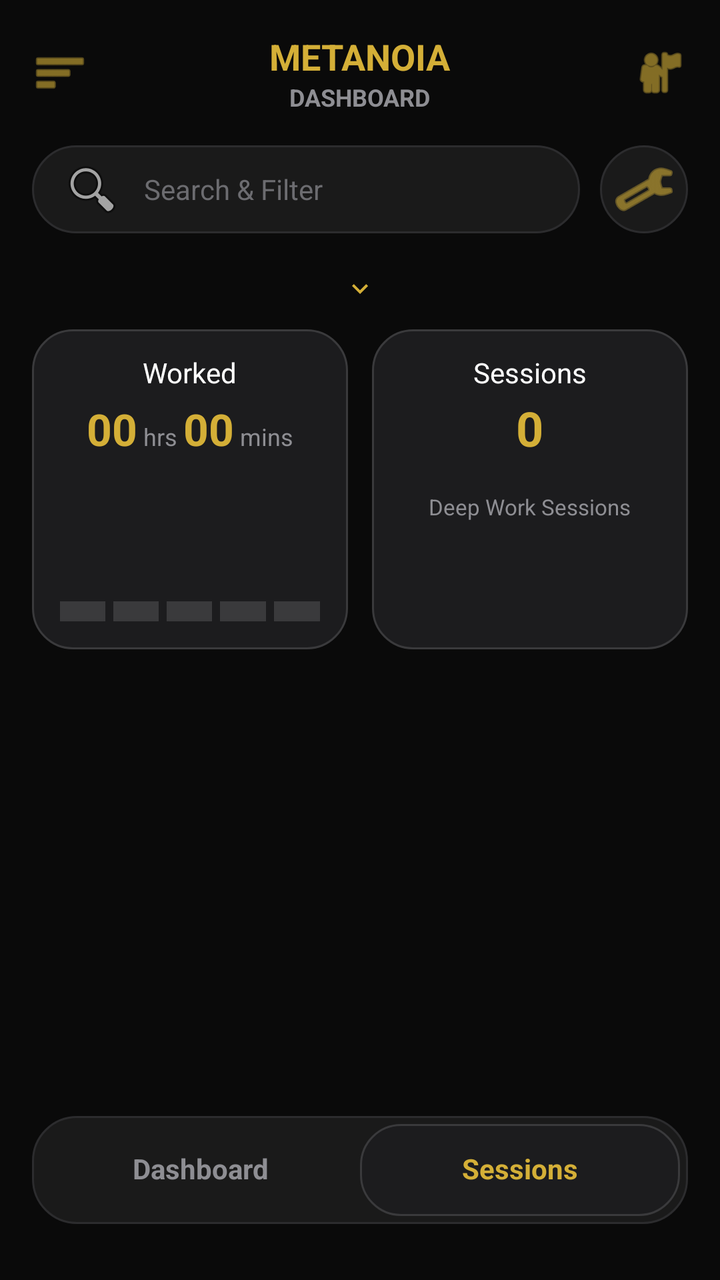
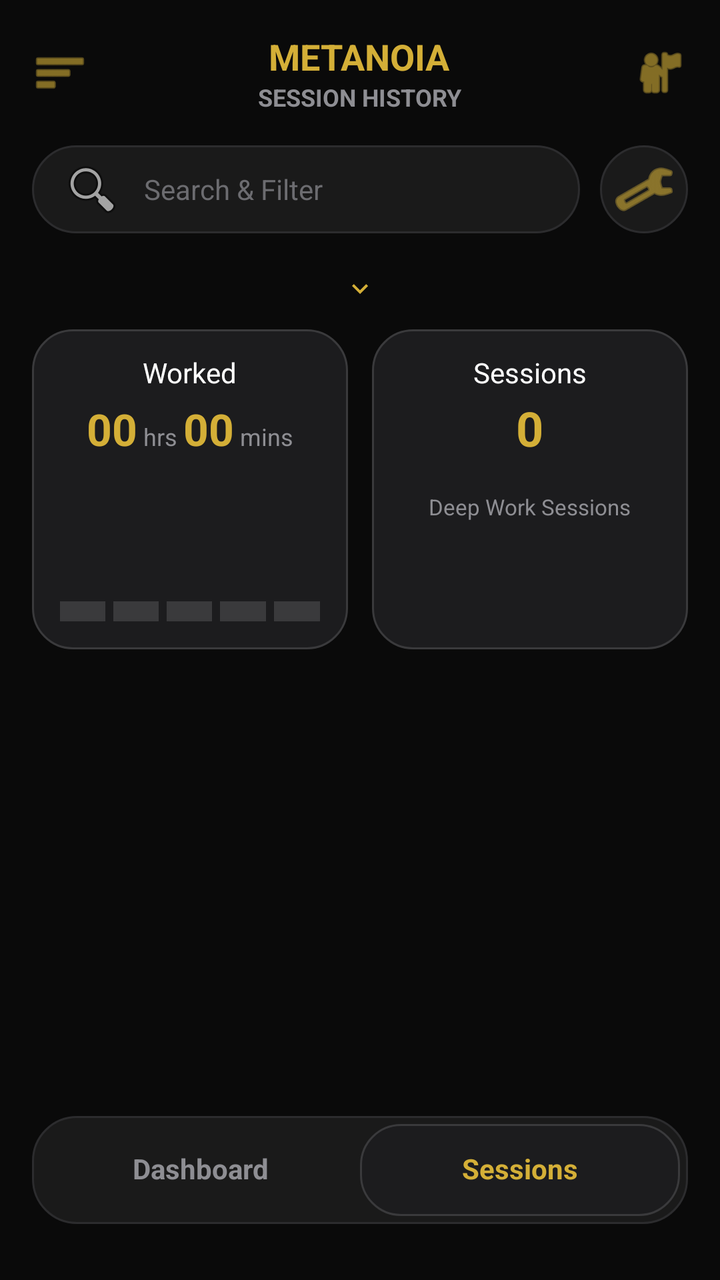

Before-and-after screenshots of an Android layout around one commit, followed by the original layout XML and the change that was made.
<!-- AndroidManifest.xml: application theme Theme.MyApplicationToday -->
<!-- res/layout/activity_sessions.xml -->
<?xml version="1.0" encoding="utf-8"?>
<RelativeLayout xmlns:android="http://schemas.android.com/apk/res/android"
    xmlns:app="http://schemas.android.com/apk/res-auto"
    android:layout_width="match_parent"
    android:layout_height="match_parent"
    android:background="#0A0A0A"
    android:fitsSystemWindows="true"
    android:padding="16dp">

    
    <RelativeLayout
        android:id="@+id/layoutHeader"
        android:layout_width="match_parent"
        android:layout_height="wrap_content">

        <ImageView
            android:id="@+id/ivMenu"
            android:layout_width="28dp"
            android:layout_height="28dp"
            android:layout_alignParentStart="true"
            android:layout_centerVertical="true"
            android:contentDescription="Menu"
            android:src="@android:drawable/ic_menu_sort_by_size"
            app:tint="#D4AF37" />

        <LinearLayout
            android:layout_width="wrap_content"
            android:layout_height="wrap_content"
            android:layout_centerInParent="true"
            android:gravity="center"
            android:orientation="vertical">

            <TextView
                android:layout_width="wrap_content"
                android:layout_height="wrap_content"
                android:text="METANOIA"
                android:textColor="#D4AF37"
                android:textSize="18sp"
                android:textStyle="bold" />

            <TextView
                android:layout_width="wrap_content"
                android:layout_height="wrap_content"
                android:text="DASHBOARD"
                android:textColor="#8E8E93"
                android:textSize="12sp"
                android:textStyle="bold" />
        </LinearLayout>

        <ImageView
            android:id="@+id/ivProfile"
            android:layout_width="28dp"
            android:layout_height="28dp"
            android:layout_alignParentEnd="true"
            android:layout_centerVertical="true"
            android:contentDescription="Profile"
            android:src="@android:drawable/ic_menu_myplaces"
            app:tint="#D4AF37" />
    </RelativeLayout>

    
    <LinearLayout
        android:id="@+id/layoutSearch"
        android:layout_width="match_parent"
        android:layout_height="wrap_content"
        android:layout_below="@id/layoutHeader"
        android:layout_marginTop="16dp"
        android:orientation="horizontal">

        <EditText
            android:id="@+id/etSearch"
            android:layout_width="0dp"
            android:layout_height="44dp"
            android:layout_weight="1"
            android:autofillHints=""
            android:background="@drawable/bg_search_rounded"
            android:drawableStart="@android:drawable/ic_menu_search"
            android:drawablePadding="10dp"
            android:hint="Search &amp; Filter"
            android:inputType="text"
            android:paddingStart="14dp"
            android:paddingEnd="14dp"
            android:textColor="#FFFFFF"
            android:textColorHint="#6C6C70"
            android:textSize="14sp" />

        <ImageButton
            android:id="@+id/btnFilter"
            android:layout_width="44dp"
            android:layout_height="44dp"
            android:layout_marginStart="10dp"
            android:background="@drawable/bg_search_rounded"
            android:contentDescription="Filter"
            android:src="@android:drawable/ic_menu_manage"
            app:tint="#D4AF37" />
    </LinearLayout>

    
    <LinearLayout
        android:id="@+id/layoutCalendarSection"
        android:layout_width="match_parent"
        android:layout_height="wrap_content"
        android:layout_below="@id/layoutSearch"
        android:layout_marginTop="16dp"
        android:gravity="center"
        android:orientation="vertical">

        <androidx.recyclerview.widget.RecyclerView
            android:id="@+id/rvCalendar"
            android:layout_width="match_parent"
            android:layout_height="wrap_content"
            android:orientation="horizontal" />

        <ImageView
            android:id="@+id/btnCalendarToggle"
            android:layout_width="16dp"
            android:layout_height="16dp"
            android:layout_marginTop="4dp"
            android:contentDescription="Toggle Calendar"
            android:src="@drawable/ic_chevron_down"
            app:tint="#D4AF37" />
    </LinearLayout>

    
    <CalendarView
        android:id="@+id/monthCalendarView"
        android:layout_width="match_parent"
        android:layout_height="wrap_content"
        android:layout_below="@id/layoutSearch"
        android:layout_marginTop="16dp"
        android:theme="@style/ThemeOverlay.AppCompat.Dark"
        android:visibility="gone" />

    
    <androidx.core.widget.NestedScrollView
        android:layout_width="match_parent"
        android:layout_height="match_parent"
        android:layout_above="@id/layoutBottomNav"
        android:layout_below="@id/layoutCalendarSection"
        android:layout_marginTop="12dp"
        android:fillViewport="true">

        <LinearLayout
            android:layout_width="match_parent"
            android:layout_height="wrap_content"
            android:orientation="vertical">

            
            <LinearLayout
                android:layout_width="match_parent"
                android:layout_height="160dp"
                android:baselineAligned="false"
                android:orientation="horizontal">

                
                <LinearLayout
                    android:layout_width="0dp"
                    android:layout_height="match_parent"
                    android:layout_marginEnd="6dp"
                    android:layout_weight="1"
                    android:background="@drawable/bg_card_outline"
                    android:orientation="vertical"
                    android:padding="12dp">

                    <TextView
                        android:layout_width="wrap_content"
                        android:layout_height="wrap_content"
                        android:layout_gravity="center_horizontal"
                        android:text="Worked"
                        android:textColor="#FFFFFF"
                        android:textSize="14sp" />

                    <LinearLayout
                        android:layout_width="wrap_content"
                        android:layout_height="wrap_content"
                        android:layout_gravity="center_horizontal"
                        android:layout_marginTop="4dp"
                        android:gravity="bottom">

                        <TextView
                            android:id="@+id/tvWorkedHours"
                            android:layout_width="wrap_content"
                            android:layout_height="wrap_content"
                            android:text="00"
                            android:textColor="#D4AF37"
                            android:textSize="22sp"
                            android:textStyle="bold" />

                        <TextView
                            android:layout_width="wrap_content"
                            android:layout_height="wrap_content"
                            android:text=" hrs "
                            android:textColor="#8E8E93"
                            android:textSize="12sp" />

                        <TextView
                            android:id="@+id/tvWorkedMins"
                            android:layout_width="wrap_content"
                            android:layout_height="wrap_content"
                            android:text="00"
                            android:textColor="#D4AF37"
                            android:textSize="22sp"
                            android:textStyle="bold" />

                        <TextView
                            android:layout_width="wrap_content"
                            android:layout_height="wrap_content"
                            android:text=" mins"
                            android:textColor="#8E8E93"
                            android:textSize="12sp" />
                    </LinearLayout>

                    
                    <LinearLayout
                        android:layout_width="match_parent"
                        android:layout_height="match_parent"
                        android:gravity="bottom"
                        android:orientation="horizontal"
                        android:paddingTop="8dp">

                        <View
                            android:layout_width="0dp"
                            android:layout_height="10dp"
                            android:layout_margin="2dp"
                            android:layout_weight="1"
                            android:background="#3A3A3C" />

                        <View
                            android:layout_width="0dp"
                            android:layout_height="10dp"
                            android:layout_margin="2dp"
                            android:layout_weight="1"
                            android:background="#3A3A3C" />

                        <View
                            android:layout_width="0dp"
                            android:layout_height="10dp"
                            android:layout_margin="2dp"
                            android:layout_weight="1"
                            android:background="#3A3A3C" />

                        <View
                            android:layout_width="0dp"
                            android:layout_height="10dp"
                            android:layout_margin="2dp"
                            android:layout_weight="1"
                            android:background="#3A3A3C" />

                        <View
                            android:layout_width="0dp"
                            android:layout_height="10dp"
                            android:layout_margin="2dp"
                            android:layout_weight="1"
                            android:background="#3A3A3C" />
                    </LinearLayout>
                </LinearLayout>

                
                <LinearLayout
                    android:layout_width="0dp"
                    android:layout_height="match_parent"
                    android:layout_marginStart="6dp"
                    android:layout_weight="1"
                    android:background="@drawable/bg_card_outline"
                    android:gravity="center_horizontal"
                    android:orientation="vertical"
                    android:padding="12dp">

                    <TextView
                        android:layout_width="wrap_content"
                        android:layout_height="wrap_content"
                        android:text="Sessions"
                        android:textColor="#FFFFFF"
                        android:textSize="14sp" />

                    <TextView
                        android:id="@+id/tvTotalSessions"
                        android:layout_width="wrap_content"
                        android:layout_height="wrap_content"
                        android:layout_marginTop="2dp"
                        android:text="0"
                        android:textColor="#D4AF37"
                        android:textSize="24sp"
                        android:textStyle="bold" />

                    <TextView
                        android:layout_width="wrap_content"
                        android:layout_height="wrap_content"
                        android:layout_marginTop="16dp"
                        android:text="Deep Work Sessions"
                        android:textColor="#8E8E93"
                        android:textSize="11sp" />
                </LinearLayout>
            </LinearLayout>

            
            <androidx.recyclerview.widget.RecyclerView
                android:id="@+id/rvSessions"
                android:layout_width="match_parent"
                android:layout_height="wrap_content"
                android:layout_marginTop="16dp"
                android:nestedScrollingEnabled="false" />

        </LinearLayout>
    </androidx.core.widget.NestedScrollView>

    
    <LinearLayout
        android:id="@+id/layoutBottomNav"
        android:layout_width="match_parent"
        android:layout_height="54dp"
        android:layout_alignParentBottom="true"
        android:layout_marginBottom="12dp"
        android:background="@drawable/bg_search_rounded"
        android:gravity="center"
        android:orientation="horizontal"
        android:padding="4dp">

        <TextView
            android:id="@+id/navDashboard"
            android:layout_width="0dp"
            android:layout_height="match_parent"
            android:layout_weight="1"
            android:background="@android:color/transparent"
            android:gravity="center"
            android:includeFontPadding="false"
            android:text="Dashboard"
            android:textColor="#8E8E93"
            android:textSize="14sp"
            android:textStyle="bold" />

        <TextView
            android:id="@+id/navSessions"
            android:layout_width="0dp"
            android:layout_height="match_parent"
            android:layout_weight="1"
            android:background="@drawable/bg_card_outline"
            android:gravity="center"
            android:includeFontPadding="false"
            android:text="Sessions"
            android:textColor="#D4AF37"
            android:textSize="14sp"
            android:textStyle="bold" />
    </LinearLayout>

</RelativeLayout>
<!-- resources referenced by this layout -->
<resources>
  <!-- drawable bg_card_outline (drawable) -->
  <?xml version="1.0" encoding="utf-8"?>
  <shape xmlns:android="http://schemas.android.com/apk/res/android"
      android:shape="rectangle">
      <solid android:color="#1C1C1E" />
      <corners android:radius="20dp" />
      <stroke
          android:width="1dp"
          android:color="#3A3A3C" />
  </shape>
  <!-- drawable bg_search_rounded (drawable) -->
  <?xml version="1.0" encoding="utf-8"?>
  <shape xmlns:android="http://schemas.android.com/apk/res/android">
      <solid android:color="#1A1A1A" />
      <stroke android:width="1dp" android:color="#2C2C2E" />
      <corners android:radius="22dp" />
  </shape>
  <!-- drawable ic_chevron_down (drawable) -->
  <vector xmlns:android="http://schemas.android.com/apk/res/android"
      android:width="24dp"
      android:height="24dp"
      android:viewportWidth="24"
      android:viewportHeight="24">
      <path
          android:fillColor="@color/gold_primary"
          android:pathData="M12,15.5l-6,-6 1.41,-1.41L12,12.67l4.59,-4.58L18,9.5z"/>
  </vector>
  <style name="Theme.MyApplicationToday" parent="Base.Theme.MyApplicationToday" />
  <color name="gold_primary">#D4A359</color>
  <style name="Base.Theme.MyApplicationToday" parent="Theme.Material3.DayNight.NoActionBar">
      </style>
</resources>

<!-- the commit's change to res/layout/activity_sessions.xml (unified diff, before → after) -->
@@ -41,7 +41,7 @@
             <TextView
                 android:layout_width="wrap_content"
                 android:layout_height="wrap_content"
-                android:text="DASHBOARD"
+                android:text="SESSION HISTORY"
                 android:textColor="#8E8E93"
                 android:textSize="12sp"
                 android:textStyle="bold" />
